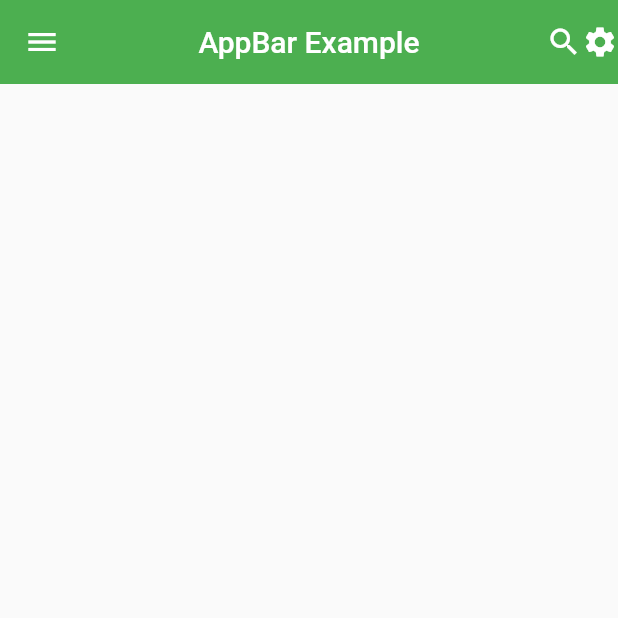
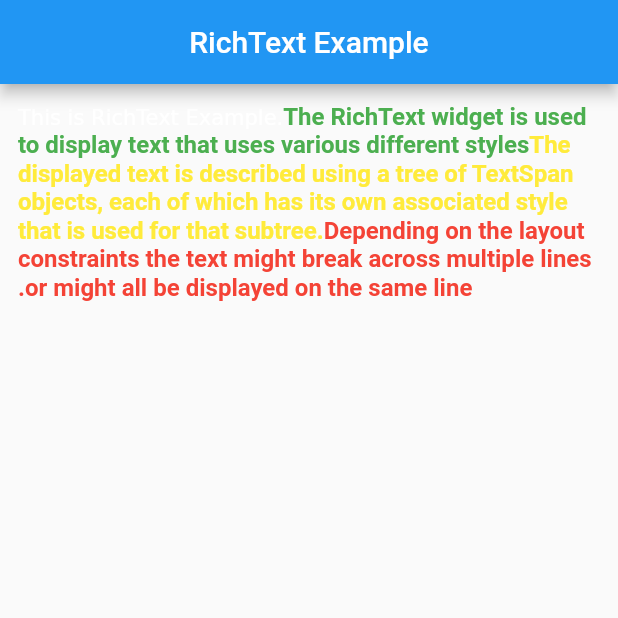
Before and after one commit to NilamPathak578/flutterHopeProjects, a Flutter app: the screen it shows after launch, on a phone screen of 412 x 824 dp, the top half of it. Run offline on Flutter 3.47's test engine with Material 2 defaults, Android fonts, the phone set to English and light mode, and no system bars.

Commit message:
Rich Text Example

```diff
--- a/lib/Views/home_page.dart
+++ b/lib/Views/home_page.dart
@@ -1,8 +1,7 @@
 import 'package:flutter/foundation.dart';
 import 'package:flutter/material.dart';
+import 'package:flutterhopeprojects/Views/rich_text.dart';
 import 'package:flutterhopeprojects/Widgets/containerwidget.dart';
-
-import 'package:flutterhopeprojects/Widgets/textformfield_widget.dart';
 
 class Homepage extends StatefulWidget {
   const Homepage({Key? key}) : super(key: key);
@@ -28,15 +27,15 @@ class _HomepageState extends State<Homepage> {
         elevation: 0,
       ),
       drawer: const Drawer(),
-      // body: SafeArea(
-      //   child: Column(
-      //     children: [
-      //       //TextFormFieldWidget(),
-      //       //containerWidget(context),
-      //       Flexible(child: container(context)),
-      //     ],
-      //   ),
-      // ),
+      body: SafeArea(
+        child: Column(
+          children: [
+            //TextFormFieldWidget(),
+            //containerWidget(context),
+            Flexible(child: container(context)),
+          ],
+        ),
+      ),
     );
   }
 }
--- /dev/null
+++ b/lib/Views/rich_text.dart
@@ -0,0 +1,62 @@
+import 'package:flutter/material.dart';
+
+class RichTextWidget extends StatelessWidget {
+  const RichTextWidget({Key? key}) : super(key: key);
+
+  @override
+  Widget build(BuildContext context) {
+    return Scaffold(
+      appBar: AppBar(
+        title: const Text("RichText Example"),
+        centerTitle: true,
+      ),
+      body: Padding(
+          padding: const EdgeInsets.all(12.0),
+          child: RichText(
+            // Controls visual overflow
+            overflow: TextOverflow.clip,
+
+            // Controls how the text should be aligned horizontally
+            textAlign: TextAlign.end,
+
+            // Control the text direction
+            textDirection: TextDirection.rtl,
+
+            // Whether the text should break at soft line breaks
+            softWrap: true,
+
+            // Maximum number of lines for the text to span
+            //maxLines: 1,
+
+            // The number of font pixels for each logical pixel
+            textScaleFactor: 1,
+            text: const TextSpan(text: " This is RichText Example.", children: [
+              TextSpan(
+                text:
+                    "The RichText widget is used to display text that uses various different styles",
+                style: TextStyle(
+                    fontSize: 16.0,
+                    fontWeight: FontWeight.w700,
+                    color: Colors.green),
+              ),
+              TextSpan(
+                text:
+                    "The displayed text is described using a tree of TextSpan objects, each of which has its own associated style that is used for that subtree.",
+                style: TextStyle(
+                    fontSize: 16.0,
+                    fontWeight: FontWeight.w700,
+                    color: Colors.yellow),
+              ),
+              TextSpan(
+                text:
+                    "Depending on the layout constraints the text might break across multiple lines or might all be displayed on the same line.",
+                style: TextStyle(
+                    fontSize: 16.0,
+                    fontWeight: FontWeight.w700,
+                    color: Colors.red),
+              )
+            ]),
+          )),
+    );
+  }
+}
--- a/lib/main.dart
+++ b/lib/main.dart
@@ -1,5 +1,6 @@
 import 'package:flutter/material.dart';
 import 'package:flutterhopeprojects/Views/home_page.dart';
+import 'package:flutterhopeprojects/Views/rich_text.dart';
 
 void main() {
   runApp(const MyApp());
@@ -17,7 +18,8 @@ class MyApp extends StatelessWidget {
       theme: ThemeData(
         primarySwatch: Colors.blue,
       ),
-      home: const Homepage(),
+      //home: const Homepage(),
+      home: const RichTextWidget(),
     );
   }
 }
```
